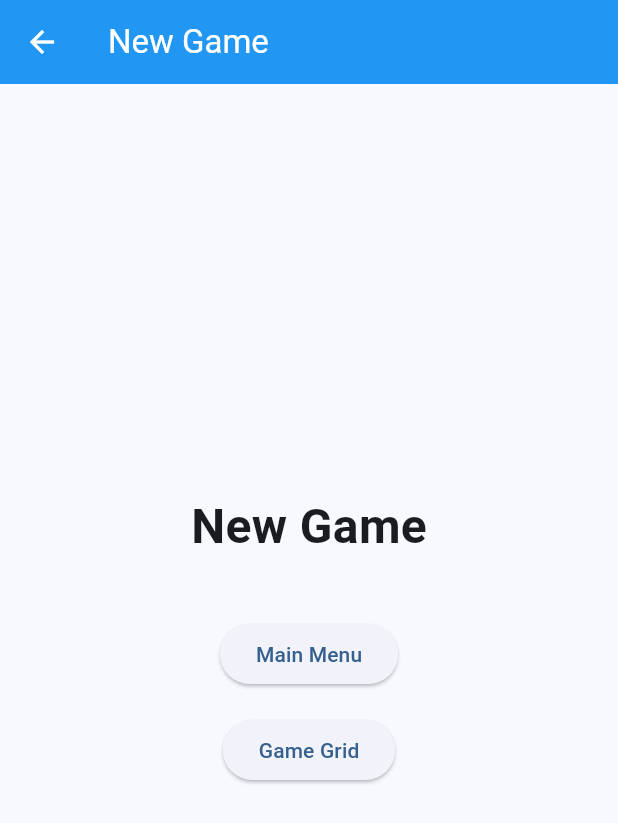
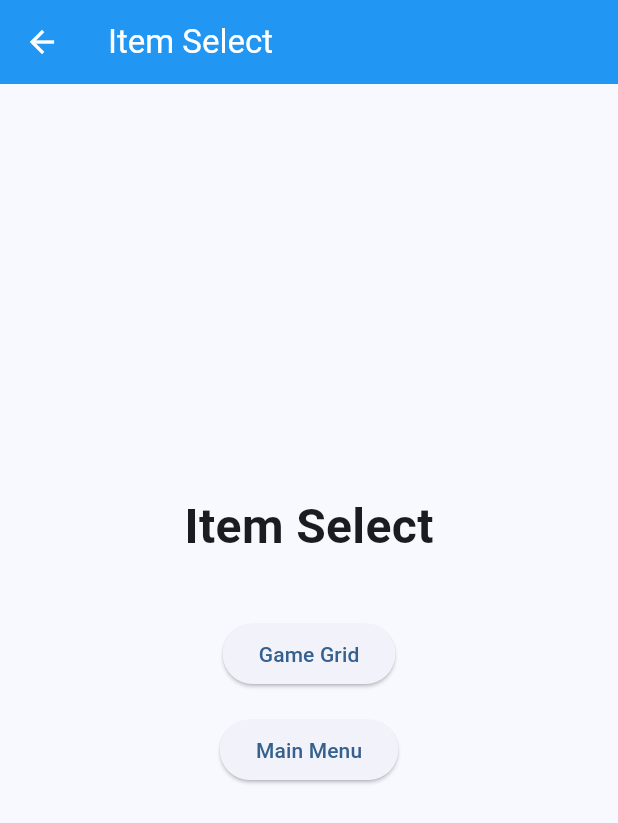
Before and after one commit to Acolyte9/Water_Falls, a Flutter app: the screen it shows after launch, after a tap on "New Game", on a phone screen of 412 x 824 dp. Shown: the top 823 px of the screen. Run offline on Flutter 3.47's test engine with Material 3 defaults, Android fonts, the phone set to English and light mode, and no system bars.

Commit message:
Few Button Changes

```diff
--- a/flutter_application_1/lib/main.dart
+++ b/flutter_application_1/lib/main.dart
@@ -43,11 +43,11 @@ class NewGame extends StatelessWidget {
   @override
   Widget build(BuildContext context) {
     return ScreenTemplate(
-      title: 'New Game',
+      title: 'Item Select',
       color: Colors.blue,
       buttons: [
+        buildNavButton(context, 'Game Grid', const GameGrid()),
         buildNavButton(context, 'Main Menu', const MainScreen()),
-        buildNavButton(context, 'Game Grid', const GameGrid()),
       ],
     );
   }
@@ -62,7 +62,7 @@ class GameGrid extends StatelessWidget {
       title: 'Game Grid',
       color: Colors.blue,
       buttons: [
-        buildNavButton(context, 'New Game', const NewGame()),
+        buildNavButton(context, 'Block Select', const NewGame()),
       ],
     );
   }
```
